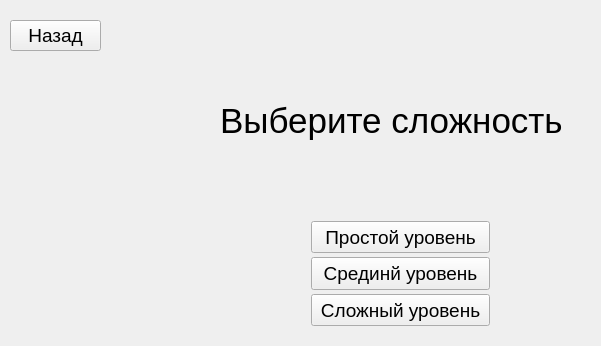
thehighestmath/sea_battle, file src/OffGame/AI_Choose.ui: the form before one commit.
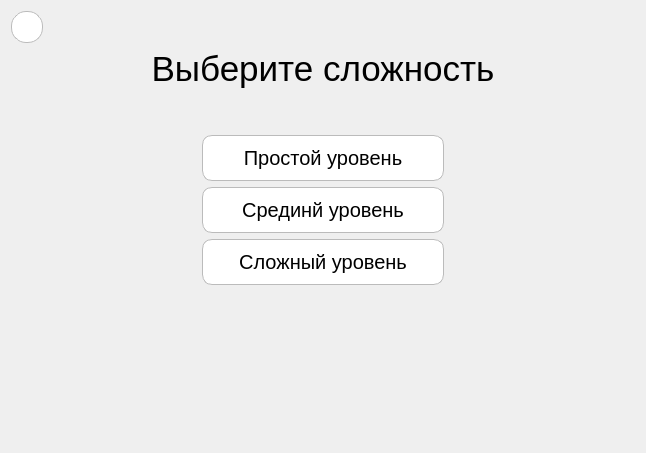
The form after the commit.

Commit message: Add scoreboard | Add styles

Patch:
```diff
--- a/src/OffGame/AI_Choose.ui
+++ b/src/OffGame/AI_Choose.ui
@@ -1,37 +1,67 @@
 <?xml version="1.0" encoding="UTF-8"?>
 <ui version="4.0">
- <class>UI_AI_Choose</class>
- <widget class="QWidget" name="UI_AI_Choose">
+ <class>AiChoose</class>
+ <widget class="QWidget" name="AiChoose">
+  <property name="geometry">
+   <rect>
+    <x>0</x>
+    <y>0</y>
+    <width>646</width>
+    <height>453</height>
+   </rect>
+  </property>
   <property name="windowTitle">
    <string>Form</string>
   </property>
+  <layout class="QVBoxLayout" name="verticalLayout" stretch="0,0">
+   <item>
+    <layout class="QHBoxLayout" name="horizontalLayout">
+     <item>
   <widget class="QPushButton" name="pushButton">
-   <property name="geometry">
-    <rect>
-     <x>10</x>
-     <y>20</y>
-     <width>91</width>
-     <height>31</height>
-    </rect>
-   </property>
    <property name="font">
     <font>
      <pointsize>14</pointsize>
     </font>
    </property>
+       <property name="styleSheet">
+        <string notr="true">QPushButton{
+width: 30px;
+max-width: 30px;
+height: 30px;
+background: white;
+border: none;
+border: 1px solid #bbb;
+border-radius: 15px;
+}
+
+QPushButton:hover{
+background: #bbb
+}</string>
+       </property>
    <property name="text">
-    <string>Назад</string>
-   </property>
-  </widget>
+        <string/>
+       </property>
+      </widget>
+     </item>
+     <item>
+      <spacer name="horizontalSpacer">
+       <property name="orientation">
+        <enum>Qt::Horizontal</enum>
+       </property>
+       <property name="sizeHint" stdset="0">
+        <size>
+         <width>40</width>
+         <height>20</height>
+        </size>
+       </property>
+      </spacer>
+     </item>
+    </layout>
+   </item>
+   <item>
+    <layout class="QVBoxLayout" name="verticalLayout_2">
+     <item>
   <widget class="QLabel" name="label">
-   <property name="geometry">
-    <rect>
-     <x>220</x>
-     <y>90</y>
-     <width>371</width>
-     <height>61</height>
-    </rect>
-   </property>
    <property name="font">
     <font>
      <pointsize>26</pointsize>
@@ -40,61 +70,157 @@
    <property name="text">
     <string>Выберите сложность</string>
    </property>
-  </widget>
+       <property name="alignment">
+        <set>Qt::AlignCenter</set>
+       </property>
+      </widget>
+     </item>
+     <item>
+      <spacer name="verticalSpacer_2">
+       <property name="orientation">
+        <enum>Qt::Vertical</enum>
+       </property>
+       <property name="sizeType">
+        <enum>QSizePolicy::Fixed</enum>
+       </property>
+       <property name="sizeHint" stdset="0">
+        <size>
+         <width>20</width>
+         <height>40</height>
+        </size>
+       </property>
+      </spacer>
+     </item>
+     <item>
+      <layout class="QHBoxLayout" name="horizontalLayout_2">
+       <item>
   <widget class="QPushButton" name="pushButton_2">
-   <property name="geometry">
-    <rect>
-     <x>311</x>
-     <y>221</y>
-     <width>179</width>
-     <height>32</height>
-    </rect>
-   </property>
    <property name="font">
     <font>
-     <pointsize>14</pointsize>
-    </font>
-   </property>
+           <pointsize>-1</pointsize>
+          </font>
+         </property>
+         <property name="styleSheet">
+          <string notr="true">QPushButton{
+background: white;
+border: none;
+border: 1px solid #bbb;
+max-width: 200px;
+font-size: 20px;
+padding: 10px 20px;
+border-radius: 10px;
+color: black;
+}
+
+QPushButton:hover{
+background: #bbb
+}
+
+QPushButton:disabled{
+background: #ccc;
+border-color: #bbb;
+color: #999;
+}</string>
+         </property>
    <property name="text">
     <string>Простой уровень</string>
    </property>
   </widget>
+       </item>
+      </layout>
+     </item>
+     <item>
+      <layout class="QHBoxLayout" name="horizontalLayout_3">
+       <item>
   <widget class="QPushButton" name="pushButton_3">
-   <property name="geometry">
-    <rect>
-     <x>311</x>
-     <y>257</y>
-     <width>179</width>
-     <height>33</height>
-    </rect>
-   </property>
    <property name="font">
     <font>
-     <pointsize>14</pointsize>
-    </font>
-   </property>
+           <pointsize>-1</pointsize>
+          </font>
+         </property>
+         <property name="styleSheet">
+          <string notr="true">QPushButton{
+background: white;
+border: none;
+border: 1px solid #bbb;
+max-width: 200px;
+font-size: 20px;
+padding: 10px 20px;
+border-radius: 10px;
+color: black;
+}
+
+QPushButton:hover{
+background: #bbb
+}
+
+QPushButton:disabled{
+background: #ccc;
+border-color: #bbb;
+color: #999;
+}</string>
+         </property>
    <property name="text">
     <string>Срединй уровень</string>
    </property>
   </widget>
+       </item>
+      </layout>
+     </item>
+     <item>
+      <layout class="QHBoxLayout" name="horizontalLayout_4">
+       <item>
   <widget class="QPushButton" name="pushButton_4">
-   <property name="geometry">
-    <rect>
-     <x>311</x>
-     <y>294</y>
-     <width>179</width>
-     <height>32</height>
-    </rect>
-   </property>
    <property name="font">
     <font>
-     <pointsize>14</pointsize>
-    </font>
-   </property>
+           <pointsize>-1</pointsize>
+          </font>
+         </property>
+         <property name="styleSheet">
+          <string notr="true">QPushButton{
+background: white;
+border: none;
+border: 1px solid #bbb;
+max-width: 200px;
+font-size: 20px;
+padding: 10px 20px;
+border-radius: 10px;
+color: black;
+}
+
+QPushButton:hover{
+background: #bbb
+}
+
+QPushButton:disabled{
+background: #ccc;
+border-color: #bbb;
+color: #999;
+}</string>
+         </property>
    <property name="text">
     <string>Сложный уровень</string>
    </property>
   </widget>
+       </item>
+      </layout>
+     </item>
+     <item>
+      <spacer name="verticalSpacer">
+       <property name="orientation">
+        <enum>Qt::Vertical</enum>
+       </property>
+       <property name="sizeHint" stdset="0">
+        <size>
+         <width>20</width>
+         <height>40</height>
+        </size>
+       </property>
+      </spacer>
+     </item>
+    </layout>
+   </item>
+  </layout>
  </widget>
  <resources/>
  <connections/>
```
Lines whose indentation alone changed are shown as unchanged. The commit also changes 13 other files.
